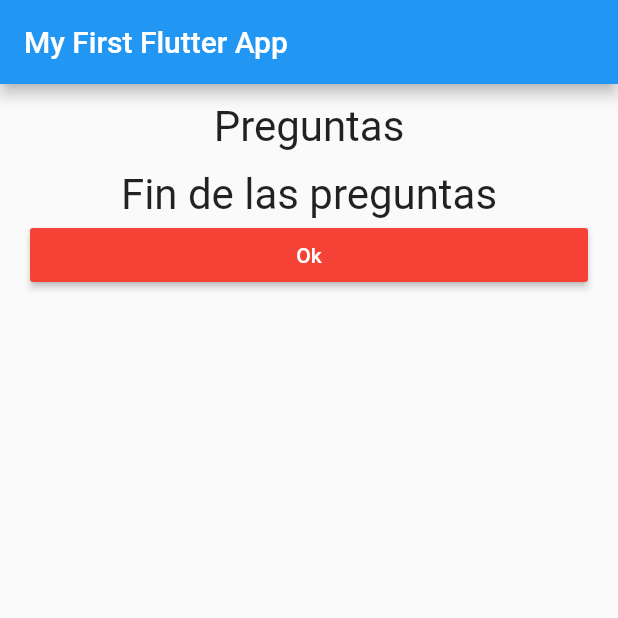
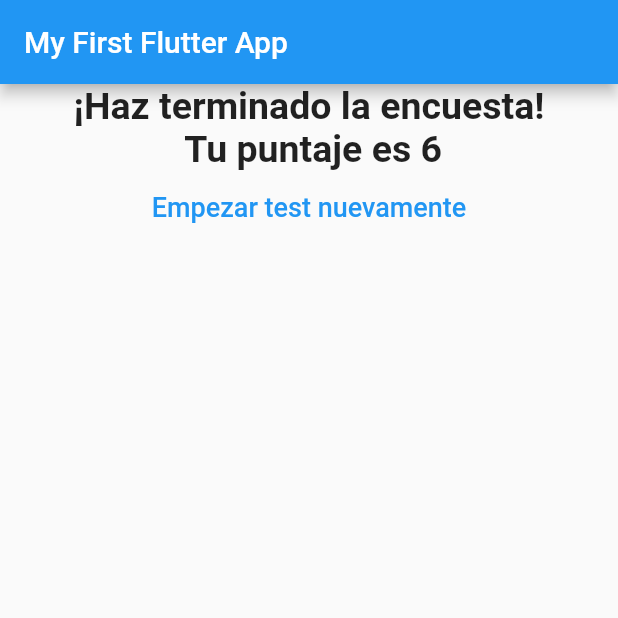
Before and after one commit to Arlinropin/ProjectGuideFlutter, a Flutter app: the screen it shows after launch, after a tap on "Rosa", after a tap on "Sushi", after a tap on "Perro", on a phone screen of 412 x 824 dp, the top half of it. Run offline on Flutter 3.47's test engine with Material 2 defaults, Android fonts, the phone set to English and light mode, and no system bars; missing offline and left inert: dart:ffi.

Commit message:
Finalización Quiz App, app de preguntas con cálculo al final.

```diff
--- a/lib/answer.dart
+++ b/lib/answer.dart
@@ -3,6 +3,16 @@ import 'package:flutter/material.dart';
 class Answer extends StatelessWidget {
   final String answerText;
   final Function selectedHandler;
+
+  final ButtonStyle raisedButtonStyle = ElevatedButton.styleFrom(
+    onPrimary: Color.fromARGB(255, 171, 0, 9), // Color del texto
+    primary: Colors.grey[300], // Color del botón
+    minimumSize: Size(88, 36),
+    padding: EdgeInsets.symmetric(horizontal: 15),
+    shape: const RoundedRectangleBorder(
+      borderRadius: BorderRadius.all(Radius.circular(18)),
+    ),
+  );
 
   Answer(this.answerText, this.selectedHandler);
 
@@ -10,11 +20,13 @@ class Answer extends StatelessWidget {
   Widget build(BuildContext context) {
     return Container(
       width: double.infinity,
-      margin: EdgeInsets.only(left: 20, right: 20),
-      child: RaisedButton(
-        color: Colors.red,
-        child: Text(answerText),
-        textColor: Colors.white,
+      margin: EdgeInsets.symmetric(horizontal: 20),
+      child: ElevatedButton(
+        style: raisedButtonStyle,
+        child: Text(
+          answerText,
+          style: TextStyle(fontSize: 16),
+        ),
         onPressed: selectedHandler,
       ),
     );
--- a/lib/main.dart
+++ b/lib/main.dart
@@ -1,10 +1,6 @@
 import 'package:flutter/material.dart';
-import 'question.dart';
-import 'answer.dart';
-
-//void main() {
-//  runApp(MyFirstFlutterApp());
-//}
+import 'package:flutter_complete_guide/quiz.dart';
+import 'package:flutter_complete_guide/result.dart';
 
 void main() => runApp(MyApp());
 
@@ -17,33 +13,53 @@ class MyApp extends StatefulWidget {
 }
 
 class _MyAppState extends State<MyApp> {
-  var questions = [
+  final questions = const [
     {
       'questionText': '¿Cuál es tu color favorito?',
-      'answers': ['Rosa', 'Azul', 'Amarillo', 'Rojo', 'Verde']
+      'answers': [
+        {'text': 'Rosa', 'score': 1},
+        {'text': 'Azul', 'score': 2},
+        {'text': 'Amarillo', 'score': 3},
+        {'text': 'Rojo', 'score': 4},
+        {'text': 'Verde', 'score': 5},
+      ]
     },
     {
       'questionText': '¿Cuál es tu comida favorita?',
-      'answers': ['Pollo', 'Sushi', 'Helado', 'Papas', 'Ensalada']
+      'answers': [
+        {'text': 'Pollo', 'score': 1},
+        {'text': 'Sushi', 'score': 2},
+        {'text': 'Helado', 'score': 3},
+        {'text': 'Papas', 'score': 4},
+        {'text': 'Ensalada', 'score': 5},
+      ]
     },
     {
       'questionText': '¿Cuál es tu animal favorito?',
-      'answers': ['Pájaro', 'Gato', 'Perro', 'Pez', 'Osos']
-    },
-    {
-      'questionText': 'Fin de las preguntas',
-      'answers': ['Ok']
+      'answers': [
+        {'text': 'Pájaro', 'score': 1},
+        {'text': 'Gato', 'score': 2},
+        {'text': 'Perro', 'score': 3},
+        {'text': 'Pez', 'score': 4},
+        {'text': 'Osos', 'score': 5},
+      ]
     }
   ];
 
   var _questionIndex = 0;
+  var _totalScore = 0;
 
-  void _answerQuestion() {
+  void _answerQuestion(int score) {
+    _totalScore += score;
     setState(() {
-      if (_questionIndex < questions.length - 1) {
-        _questionIndex++;
-      }
-      print(_questionIndex);
+      _questionIndex++;
+    });
+  }
+
+  void restartQuiz() {
+    setState(() {
+      _totalScore = 0;
+      _questionIndex = 0;
     });
   }
 
@@ -54,16 +70,13 @@ class _MyAppState extends State<MyApp> {
         appBar: AppBar(
           title: Text("My First Flutter App"),
         ),
-        body: Column(
-          children: [
-            Question('Preguntas'),
-            Question(questions[_questionIndex]["questionText"]),
-            ...(questions[_questionIndex]['answers'] as List<String>)
-                .map((answer) {
-              return Answer(answer, _answerQuestion);
-            }).toList()
-          ],
-        ),
+        body: (_questionIndex < questions.length)
+            ? Quiz(
+                questionIndex: _questionIndex,
+                questions: questions,
+                answerQuestion: _answerQuestion,
+              )
+            : Result(_totalScore, restartQuiz),
       ),
     );
   }
--- a/lib/question.dart
+++ b/lib/question.dart
@@ -1,5 +1,4 @@
 import 'package:flutter/cupertino.dart';
-
 import 'package:flutter/material.dart';
 
 class Question extends StatelessWidget {
--- /dev/null
+++ b/lib/quiz.dart
@@ -0,0 +1,28 @@
+import 'dart:ffi';
+
+import 'package:flutter/material.dart';
+import 'question.dart';
+import 'answer.dart';
+
+class Quiz extends StatelessWidget {
+  final int questionIndex;
+  final List<Map<String, Object>> questions;
+  final Function answerQuestion;
+
+  Quiz({this.questionIndex, this.questions, this.answerQuestion});
+
+  @override
+  Widget build(BuildContext context) {
+    return Column(
+      children: [
+        Question('Preguntas'),
+        Question(questions[questionIndex]["questionText"]),
+        ...(questions[questionIndex]['answers'] as List<Map<String, Object>>)
+            .map((answer) {
+          return Answer(
+              answer['text'], () => {answerQuestion(answer['score'])});
+        }).toList()
+      ],
+    );
+  }
+}
--- /dev/null
+++ b/lib/result.dart
@@ -0,0 +1,32 @@
+import 'package:flutter/material.dart';
+
+class Result extends StatelessWidget {
+  final int resultValue;
+  final Function resetHandler;
+
+  Result(this.resultValue, this.resetHandler);
+
+  String get resultPhrase {
+    String resultText =
+        '¡Haz terminado la encuesta!\n Tu puntaje es ' + resultValue.toString();
+    return resultText;
+  }
+
+  @override
+  Widget build(BuildContext context) {
+    return Center(
+        child: Column(
+      children: [
+        Text(resultPhrase,
+            style: TextStyle(fontSize: 25, fontWeight: FontWeight.bold),
+            textAlign: TextAlign.center),
+        TextButton(
+            onPressed: resetHandler,
+            child: Text(
+              'Empezar test nuevamente',
+              style: TextStyle(fontSize: 18),
+            ))
+      ],
+    ));
+  }
+}
```
